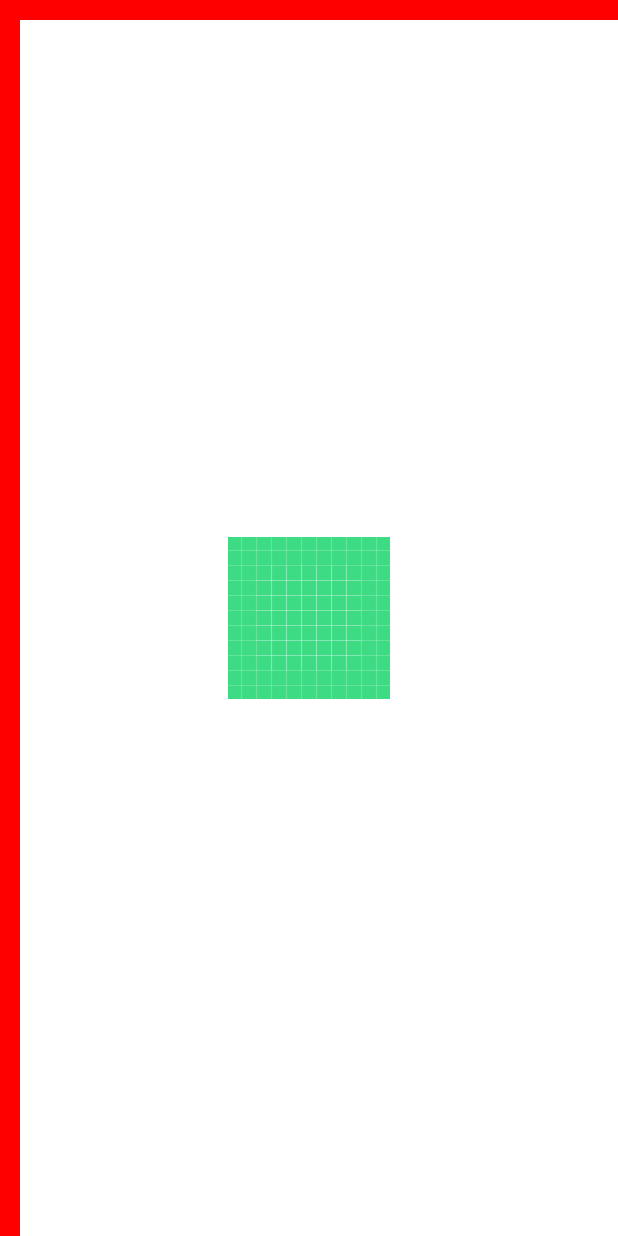
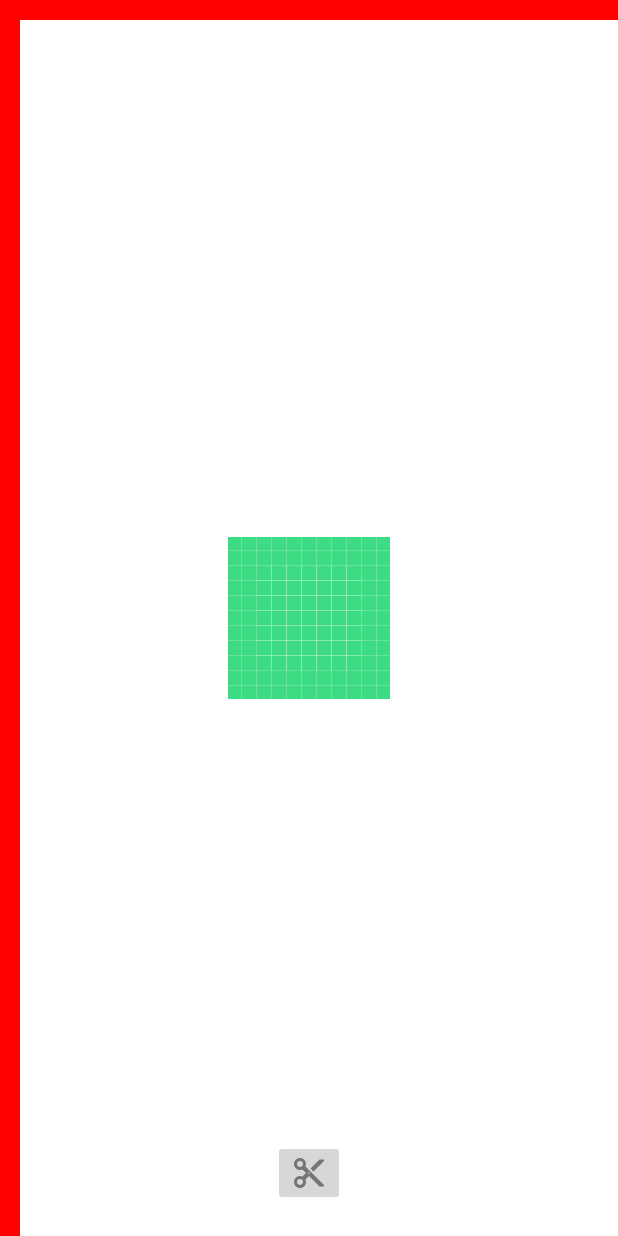
Before and after one commit to Ondriga/postCutter, an Android app: the CutterActivity screen opened directly, with no data from a screen before it, on a phone screen of 412 x 824 dp. Run offline under Robolectric (Android 15) with nearby library versions, the phone set to English and light mode, and no system bars; 5 statements that could not run were skipped.

Commit message:
Add button for save cropped image.

```diff
--- /dev/null
+++ b/app/src/main/res/drawable-anydpi/ic_cut.xml
@@ -0,0 +1,11 @@
+<vector xmlns:android="http://schemas.android.com/apk/res/android"
+    android:width="24dp"
+    android:height="24dp"
+    android:viewportWidth="24"
+    android:viewportHeight="24"
+    android:tint="#333333"
+    android:alpha="0.6">
+  <path
+      android:fillColor="@android:color/white"
+      android:pathData="M9.64,7.64c0.23,-0.5 0.36,-1.05 0.36,-1.64 0,-2.21 -1.79,-4 -4,-4S2,3.79 2,6s1.79,4 4,4c0.59,0 1.14,-0.13 1.64,-0.36L10,12l-2.36,2.36C7.14,14.13 6.59,14 6,14c-2.21,0 -4,1.79 -4,4s1.79,4 4,4 4,-1.79 4,-4c0,-0.59 -0.13,-1.14 -0.36,-1.64L12,14l7,7h3v-1L9.64,7.64zM6,8c-1.1,0 -2,-0.89 -2,-2s0.9,-2 2,-2 2,0.89 2,2 -0.9,2 -2,2zM6,20c-1.1,0 -2,-0.89 -2,-2s0.9,-2 2,-2 2,0.89 2,2 -0.9,2 -2,2zM12,12.5c-0.28,0 -0.5,-0.22 -0.5,-0.5s0.22,-0.5 0.5,-0.5 0.5,0.22 0.5,0.5 -0.22,0.5 -0.5,0.5zM19,3l-6,6 2,2 7,-7L22,3z"/>
+</vector>
--- a/app/src/main/res/layout/activity_cutter.xml
+++ b/app/src/main/res/layout/activity_cutter.xml
@@ -51,28 +51,40 @@
         android:id="@+id/cutter_topViewShadow"
         android:layout_width="match_parent"
         android:layout_height="20dp"
-            android:background="@color/black"
-            app:layout_constraintTop_"parent" />
+        android:background="@color/black"/>
 
     <View
         android:id="@+id/cutter_bottomViewShadow"
         android:layout_width="match_parent"
         android:layout_height="100dp"
-            android:background="@color/black"
-            tools:ignore="MissingConstraints" />
+        android:background="@color/black"/>
 
     <View
         android:id="@+id/cutter_leftViewShadow"
         android:layout_width="100dp"
         android:layout_height="match_parent"
-            android:background="@color/black"
-            tools:ignore="MissingConstraints" />
+        android:background="@color/black"/>
 
     <View
         android:id="@+id/cutter_rightViewShadow"
         android:layout_width="100dp"
         android:layout_height="match_parent"
-            android:background="@color/black"
-            tools:ignore="MissingConstraints" />
+        android:background="@color/black"/>
     -->
+
+    <androidx.constraintlayout.widget.ConstraintLayout
+        android:layout_width="match_parent"
+        android:layout_height="match_parent">
+
+        <ImageButton
+            android:id="@+id/cutter_imageButton"
+            android:layout_width="wrap_content"
+            android:layout_height="wrap_content"
+            app:layout_constraintBottom_toBottomOf="parent"
+            app:layout_constraintEnd_toEndOf="parent"
+            app:layout_constraintStart_toStartOf="parent"
+            app:srcCompat="@drawable/ic_cut"
+            android:layout_marginBottom="20dp"/>
+    </androidx.constraintlayout.widget.ConstraintLayout>
+
 </RelativeLayout>
--- a/build.gradle
+++ b/build.gradle
@@ -5,7 +5,7 @@ buildscript {
         jcenter()
     }
     dependencies {
-        classpath "com.android.tools.build:gradle:4.1.2"
+        classpath 'com.android.tools.build:gradle:4.1.3'
 
         // NOTE: Do not place your application dependencies here; they belong
         // in the individual module build.gradle files
--- a/openCVLibrary3413/build.gradle
+++ b/openCVLibrary3413/build.gradle
@@ -1,7 +1,7 @@
 apply plugin: 'com.android.library'
 
 android {
-    compileSdkVersion 14
+    compileSdkVersion 29
     buildToolsVersion "29.0.2"
 
     defaultConfig {
```
Also changed, not shown: app/src/main/res/drawable-hdpi/ic_cut.png (added), app/src/main/res/drawable-mdpi/ic_cut.png (added), app/src/main/res/drawable-xhdpi/ic_cut.png (added), app/src/main/res/drawable-xxhdpi/ic_cut.png (added), gradle/wrapper/gradle-wrapper.properties, 183 other files. Lines whose indentation alone changed are shown as unchanged.
